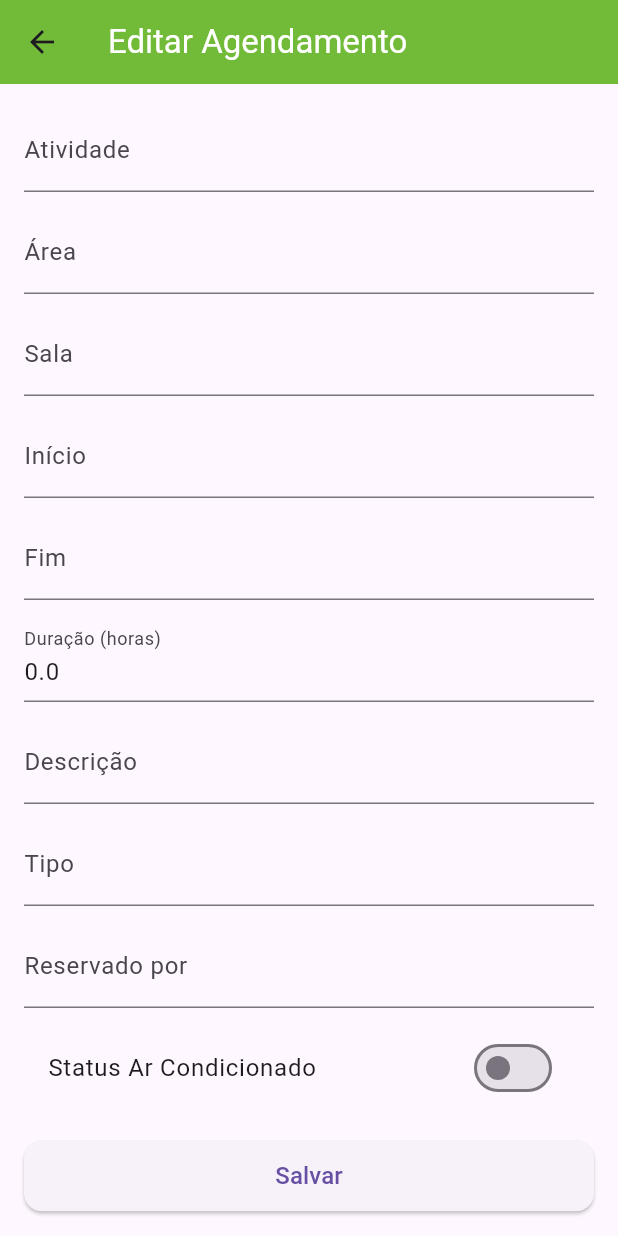
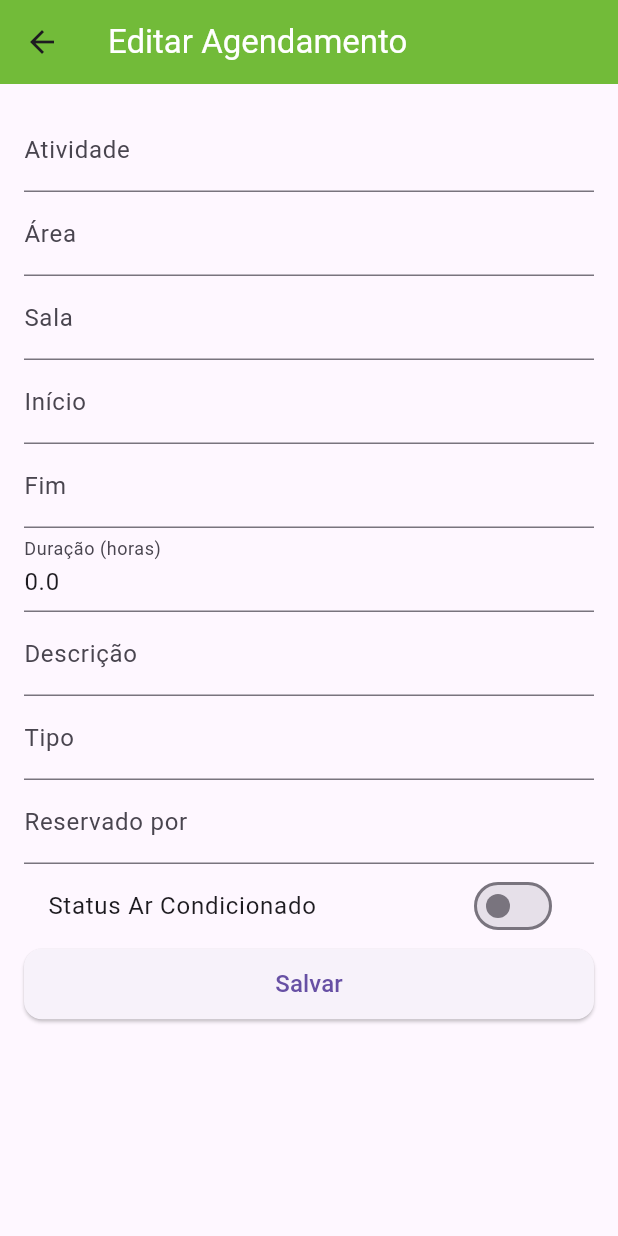
Before and after one commit to Victor-Drt/presence_air_app, a Flutter app: the AgendamentoEdicaoScreen screen opened directly with empty values, on a phone screen of 412 x 824 dp. Run offline on Flutter 3.47's test engine with Material 3 defaults, Android fonts, the phone set to English and light mode, and no system bars; our stand-ins replace file_picker, flutter_dotenv, logger; network calls fail.

Commit message:
feat: formularios melhorados

```diff
--- a/lib/screens/agendamento_edicao_screen.dart
+++ b/lib/screens/agendamento_edicao_screen.dart
@@ -1,4 +1,5 @@
 import 'package:flutter/material.dart';
+import 'package:intl/intl.dart';
 import 'package:logger/logger.dart';
 import 'package:presence_air_app/models/agendamento.dart';
 import 'package:presence_air_app/services/agendamentos_service.dart';
@@ -25,6 +26,10 @@ class _AgendamentoEdicaoScreenState extends State<AgendamentoEdicaoScreen> {
   late TextEditingController _descricaoController;
   late TextEditingController _tipoController;
   late TextEditingController _reservadoPorController;
+
+  DateTime? _inicioDateTime;
+  DateTime? _fimDateTime;
+
   bool _statusArCondicionado = false;
 
   final AgendamentosService service = AgendamentosService();
@@ -33,7 +38,6 @@ class _AgendamentoEdicaoScreenState extends State<AgendamentoEdicaoScreen> {
   @override
   void initState() {
     super.initState();
-    // Inicializando os controladores com os valores do agendamento
     _atividadeController =
         TextEditingController(text: widget.agendamento.usuarioAtividade);
     _areaController = TextEditingController(text: widget.agendamento.area);
@@ -47,12 +51,16 @@ class _AgendamentoEdicaoScreenState extends State<AgendamentoEdicaoScreen> {
     _tipoController = TextEditingController(text: widget.agendamento.tipo);
     _reservadoPorController =
         TextEditingController(text: widget.agendamento.reservadoPor);
+
     _statusArCondicionado = widget.agendamento.statusArcondicionado ?? false;
+
+    // Converte os valores iniciais de início e fim para DateTime
+    _inicioDateTime = DateTime.tryParse(widget.agendamento.inicio ?? '');
+    _fimDateTime = DateTime.tryParse(widget.agendamento.fim ?? '');
   }
 
   @override
   void dispose() {
-    // Limpando os controladores
     _atividadeController.dispose();
     _areaController.dispose();
     _salaController.dispose();
@@ -63,6 +71,61 @@ class _AgendamentoEdicaoScreenState extends State<AgendamentoEdicaoScreen> {
     _tipoController.dispose();
     _reservadoPorController.dispose();
     super.dispose();
+  }
+
+  void _calcularDuracao() {
+    if (_inicioDateTime != null && _fimDateTime != null) {
+      final duration = _fimDateTime!.difference(_inicioDateTime!).inMinutes / 60;
+      setState(() {
+        _duracaoController.text = duration.toStringAsFixed(2);
+      });
+    }
+  }
+
+  Future<void> _selectDateTime(TextEditingController controller, bool isInicio) async {
+    DateTime? pickedDate = await showDatePicker(
+      context: context,
+      initialDate: DateTime.now(),
+      firstDate: DateTime(2000),
+      lastDate: DateTime(2101),
+    );
+
+    if (pickedDate != null) {
+      TimeOfDay? pickedTime = await showTimePicker(
+        context: context,
+        initialTime: TimeOfDay.now(),
+        builder: (context, child) {
+          return MediaQuery(
+            data: MediaQuery.of(context).copyWith(alwaysUse24HourFormat: true),
+            child: child!,
+          );
+        },
+      );
+
+      if (pickedTime != null) {
+        final DateTime fullDateTime = DateTime(
+          pickedDate.year,
+          pickedDate.month,
+          pickedDate.day,
+          pickedTime.hour,
+          pickedTime.minute,
+        );
+
+        setState(() {
+          if (isInicio) {
+            _inicioDateTime = fullDateTime;
+            _inicioController.text =
+                DateFormat('yyyy-MM-dd HH:mm:ss').format(fullDateTime);
+          } else {
+            _fimDateTime = fullDateTime;
+            _fimController.text =
+                DateFormat('yyyy-MM-dd HH:mm:ss').format(fullDateTime);
+          }
+        });
+
+        _calcularDuracao();
+      }
+    }
   }
 
   void _salvarEdicao() async {
@@ -83,13 +146,11 @@ class _AgendamentoEdicaoScreenState extends State<AgendamentoEdicaoScreen> {
             widget.agendamento.id!, widget.agendamento);
 
         if (response) {
-          Navigator.pop(
-            context,
-          );
+          Navigator.pop(context);
         } else {
           ScaffoldMessenger.of(context).showSnackBar(
             const SnackBar(
-                content: Text('Não foi possivel salvar Agendamento!')),
+                content: Text('Não foi possível salvar o agendamento!')),
           );
         }
       } catch (e) {
@@ -112,83 +173,25 @@ class _AgendamentoEdicaoScreenState extends State<AgendamentoEdicaoScreen> {
           key: _formKey,
           child: ListView(
             children: [
-              TextFormField(
-                controller: _atividadeController,
-                decoration: const InputDecoration(labelText: 'Atividade'),
-                validator: (value) =>
-                    value == null || value.isEmpty ? 'Campo obrigatório' : null,
-              ),
-              const SizedBox(height: 12),
-              TextFormField(
-                controller: _areaController,
-                decoration: const InputDecoration(labelText: 'Área'),
-                validator: (value) =>
-                    value == null || value.isEmpty ? 'Campo obrigatório' : null,
-              ),
-              const SizedBox(height: 12),
-              TextFormField(
-                controller: _salaController,
-                decoration: const InputDecoration(labelText: 'Sala'),
-                validator: (value) =>
-                    value == null || value.isEmpty ? 'Campo obrigatório' : null,
-              ),
-              const SizedBox(height: 12),
-              TextFormField(
-                controller: _inicioController,
-                decoration: const InputDecoration(labelText: 'Início'),
-                validator: (value) =>
-                    value == null || value.isEmpty ? 'Campo obrigatório' : null,
-              ),
-              const SizedBox(height: 12),
-              TextFormField(
-                controller: _fimController,
-                decoration: const InputDecoration(labelText: 'Fim'),
-                validator: (value) =>
-                    value == null || value.isEmpty ? 'Campo obrigatório' : null,
-              ),
-              const SizedBox(height: 12),
-              TextFormField(
-                controller: _duracaoController,
-                decoration: const InputDecoration(labelText: 'Duração (horas)'),
-                keyboardType: TextInputType.number,
-                validator: (value) {
-                  if (value == null || value.isEmpty)
-                    return 'Campo obrigatório';
-                  if (double.tryParse(value) == null)
-                    return 'Digite um número válido';
-                  return null;
-                },
-              ),
-              const SizedBox(height: 12),
-              TextFormField(
-                controller: _descricaoController,
-                decoration: const InputDecoration(labelText: 'Descrição'),
-              ),
-              const SizedBox(height: 12),
-              TextFormField(
-                controller: _tipoController,
-                decoration: const InputDecoration(labelText: 'Tipo'),
-                validator: (value) =>
-                    value == null || value.isEmpty ? 'Campo obrigatório' : null,
-              ),
-              const SizedBox(height: 12),
-              TextFormField(
-                controller: _reservadoPorController,
-                decoration: const InputDecoration(labelText: 'Reservado por'),
-                validator: (value) =>
-                    value == null || value.isEmpty ? 'Campo obrigatório' : null,
-              ),
-              const SizedBox(height: 12),
+              _buildTextField('Atividade', _atividadeController, true),
+              _buildTextField('Área', _areaController, true),
+              _buildTextField('Sala', _salaController, true),
+              _buildDateTimePicker('Início', _inicioController, true),
+              _buildDateTimePicker('Fim', _fimController, false),
+              _buildTextField('Duração (horas)', _duracaoController, false,
+                  isNumber: true),
+              _buildTextField('Descrição', _descricaoController, false),
+              _buildTextField('Tipo', _tipoController, true),
+              _buildTextField('Reservado por', _reservadoPorController, true),
               SwitchListTile(
                 title: const Text('Status Ar Condicionado'),
                 value: _statusArCondicionado,
-                onChanged: (bool value) {
+                onChanged: (value) {
                   setState(() {
                     _statusArCondicionado = value;
                   });
                 },
               ),
-              const SizedBox(height: 20),
               ElevatedButton(
                 onPressed: _salvarEdicao,
                 style: ElevatedButton.styleFrom(
@@ -206,4 +209,30 @@ class _AgendamentoEdicaoScreenState extends State<AgendamentoEdicaoScreen> {
       ),
     );
   }
+
+  Widget _buildTextField(String label, TextEditingController controller,
+      bool isRequired,
+      {bool isNumber = false}) {
+    return TextFormField(
+      controller: controller,
+      decoration: InputDecoration(labelText: label),
+      keyboardType: isNumber ? TextInputType.number : TextInputType.text,
+      validator: isRequired
+          ? (value) =>
+              value == null || value.isEmpty ? 'Campo obrigatório' : null
+          : null,
+    );
+  }
+
+  Widget _buildDateTimePicker(
+      String label, TextEditingController controller, bool isInicio) {
+    return TextFormField(
+      controller: controller,
+      readOnly: true,
+      decoration: InputDecoration(labelText: label),
+      onTap: () => _selectDateTime(controller, isInicio),
+      validator: (value) =>
+          value == null || value.isEmpty ? 'Campo obrigatório' : null,
+    );
+  }
 }
--- a/lib/screens/agendamentos_screen.dart
+++ b/lib/screens/agendamentos_screen.dart
@@ -207,7 +207,7 @@ class _AgendamentosScreenState extends State<AgendamentosScreen> {
                   SizedBox(
                     child: ElevatedButton(
                         onPressed: _adicionarLinha,
-                        child: Text("Adicionar Linha")),
+                        child: Text("Adicionar Agendamento")),
                   ),
                   Row(
                     children: [
--- a/lib/services/agendamentos_service.dart
+++ b/lib/services/agendamentos_service.dart
@@ -17,6 +17,10 @@ class AgendamentosService {
 
   Future<bool> cadastrarAgendamento(Agendamento agendamento) async {
     try {
+
+      logger.d(agendamento.inicio);
+      logger.d(agendamento.fim);
+
       final url = Uri.parse('$baseUrl/reservas');
 
       final DateTime now = DateTime.now();
```
Also changed, not shown: lib/screens/agendamento_cadastrar_screen.dart (+78 -2 lines).
